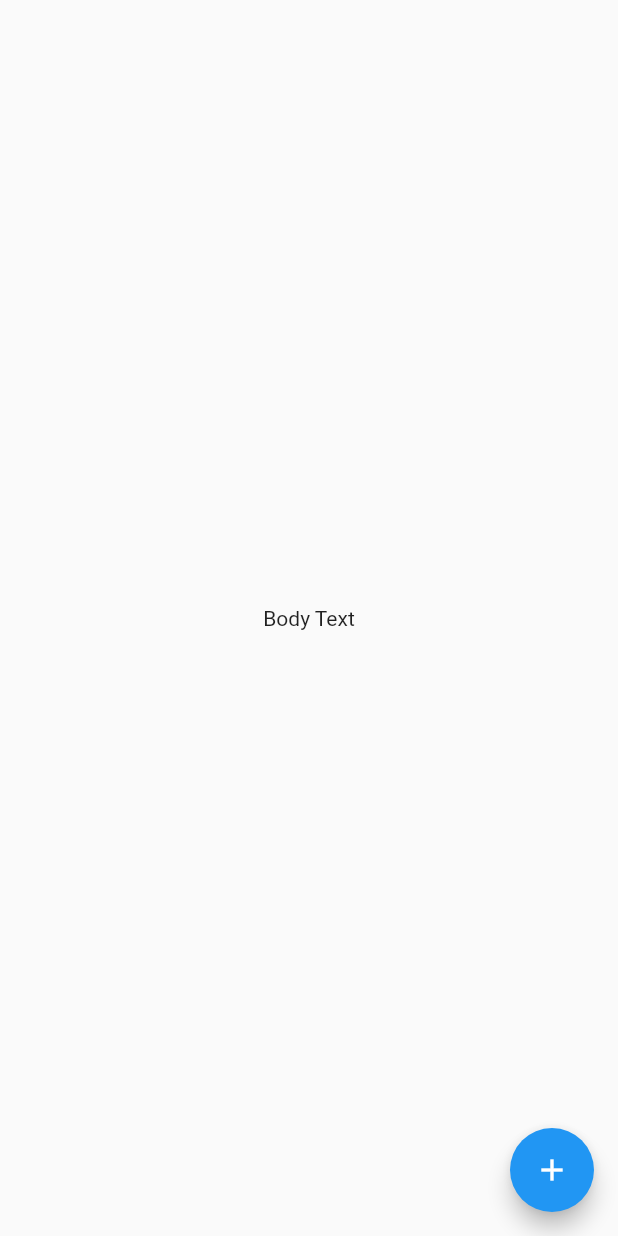
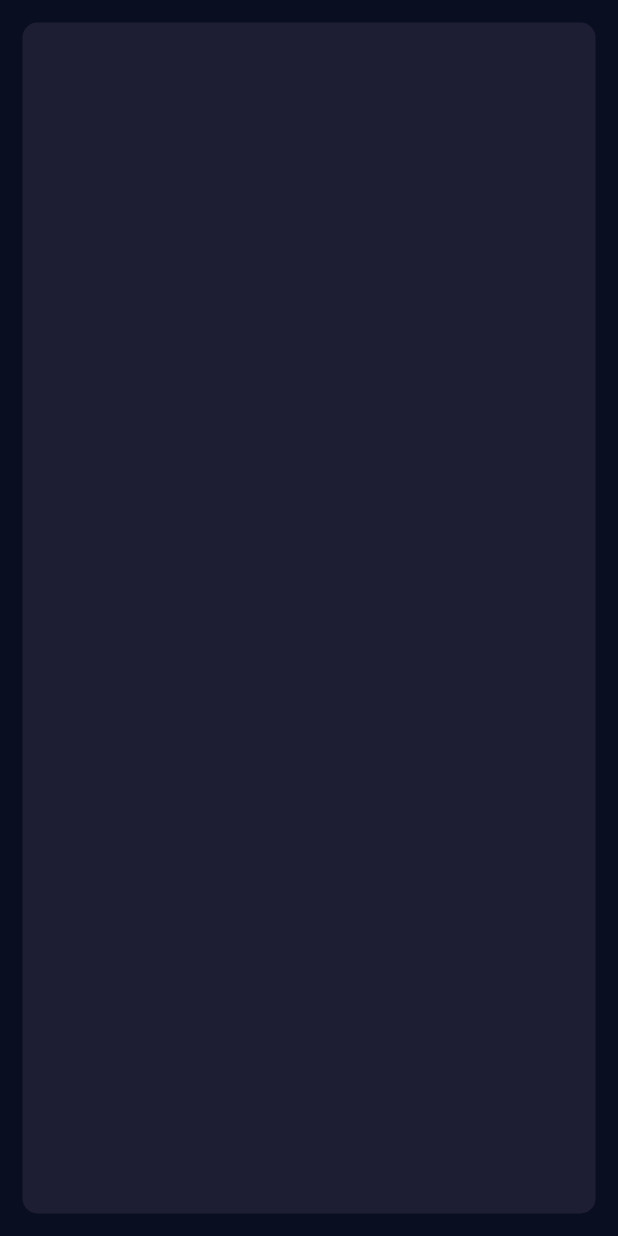
Before and after one commit to DrAmanBudhiraja/bmi_calculator, a Flutter app: the screen it shows after launch, on a phone screen of 412 x 824 dp. Run offline on Flutter 3.47's test engine with Material 2 defaults, Android fonts, the phone set to English and light mode, and no system bars.

Commit message:
Refactoring and Abstracting

```diff
--- /dev/null
+++ b/lib/input_page.dart
@@ -0,0 +1,29 @@
+import 'package:flutter/material.dart';
+
+class InputPage extends StatefulWidget {
+  const InputPage({Key? key}) : super(key: key);
+
+  @override
+  State<InputPage> createState() => _InputPageState();
+}
+
+class _InputPageState extends State<InputPage> {
+  Container greyBox() {
+    return Container(
+      margin: const EdgeInsets.all(15.0),
+      decoration: BoxDecoration(
+        borderRadius: BorderRadius.circular(10.0),
+        color: const Color(0xFF1D1E33),
+      ),
+    );
+  }
+
+  @override
+  Widget build(BuildContext context) {
+    return Scaffold(
+      body: SafeArea(
+        child: greyBox(),
+      ),
+    );
+  }
+}
--- a/lib/main.dart
+++ b/lib/main.dart
@@ -1,4 +1,6 @@
 import 'package:flutter/material.dart';
+
+import 'input_page.dart';
 
 void main() {
   runApp(const BMICalculator());
@@ -11,32 +13,12 @@ class BMICalculator extends StatelessWidget {
   @override
   Widget build(BuildContext context) {
     return MaterialApp(
-      theme: ThemeData(
-        primarySwatch: Colors.blue,
+      debugShowCheckedModeBanner: false,
+      theme: ThemeData.dark().copyWith(
+        scaffoldBackgroundColor: const Color(0xFF0A0E21),
+        primaryColor: const Color(0xFF0A0E21),
       ),
       home: const InputPage(),
     );
   }
 }
-
-class InputPage extends StatefulWidget {
-  const InputPage({Key? key}) : super(key: key);
-
-  @override
-  State<InputPage> createState() => _InputPageState();
-}
-
-class _InputPageState extends State<InputPage> {
-  @override
-  Widget build(BuildContext context) {
-    return Scaffold(
-      body: const Center(
-        child: Text('Body Text'),
-      ),
-      floatingActionButton: FloatingActionButton(
-        onPressed: () {},
-        child: const Icon(Icons.add),
-      ),
-    );
-  }
-}
```
